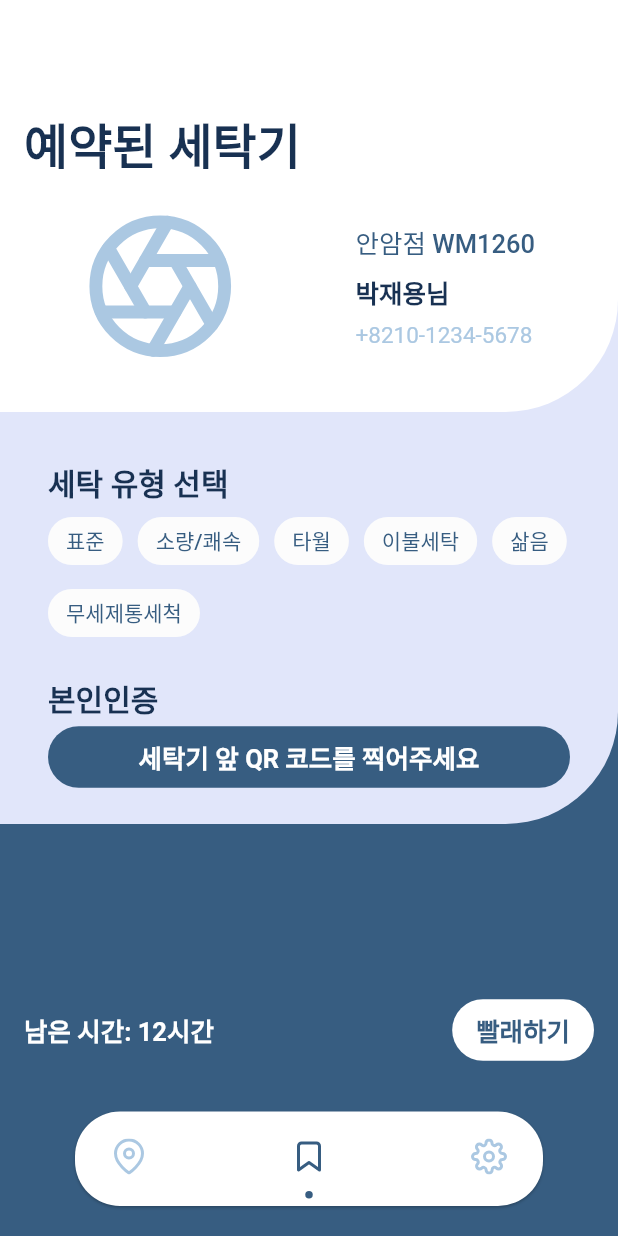
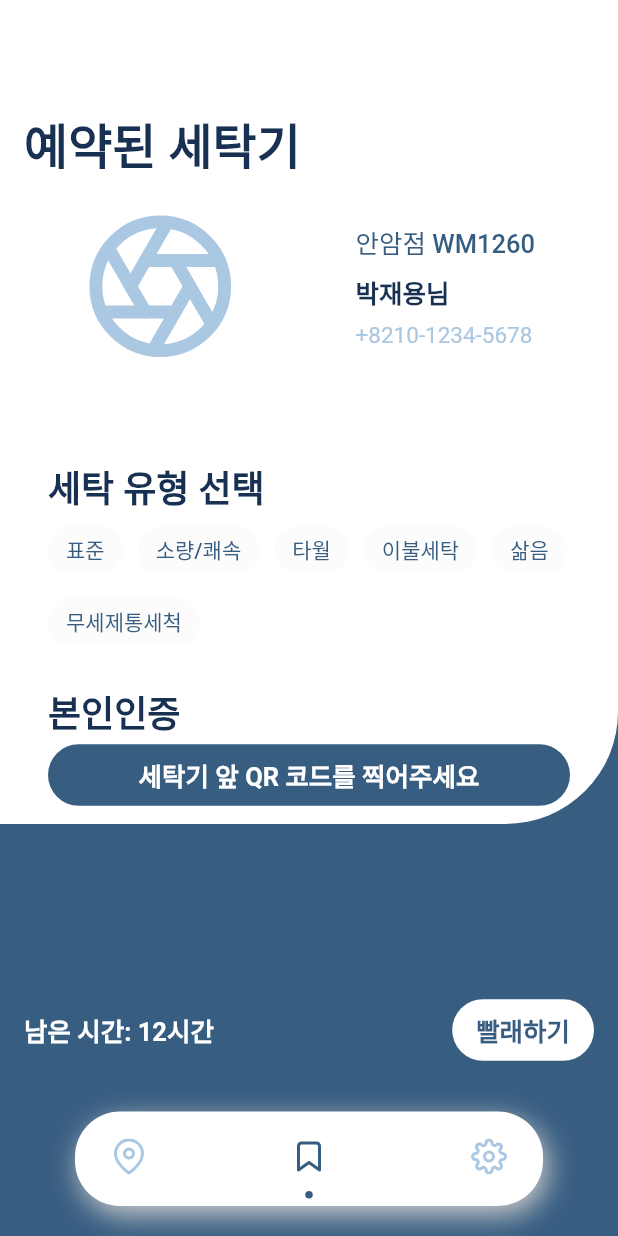
Before and after one commit to WOOMAM/woomam-flutter, a Flutter app: the screen it shows after launch, item 2 of the bottom bar chosen, on a phone screen of 412 x 824 dp. Run offline on Flutter 3.47's test engine with Material 2 defaults, Android fonts, the phone set to English and light mode, and no system bars; drawn by our look-alikes of dot_navigation_bar; our stand-ins replace equatable, flutter_bloc, flutter_feather_icons, material_floating_search_bar.

Commit message:
edited control panels

```diff
--- a/woomam/lib/components/control_panel/bottom_navigation.dart
+++ b/woomam/lib/components/control_panel/bottom_navigation.dart
@@ -33,10 +33,10 @@ class _CustomBottomNavigationBarState extends State<CustomBottomNavigationBar> {
       itemPadding: paddingLTRB(left: 16, right: 16, top: 8, bottom: 16),
       boxShadow: const [
         BoxShadow(
-            color: Colors.black26,
+            color: Color(0xFFCDCDCD),
             spreadRadius: 0,
-            blurRadius: 1,
-            offset: Offset(0, 1))
+            blurRadius: 16,
+            offset: Offset(3, 6))
       ],
 
       /// items displayed
--- a/woomam/lib/components/control_panel/color.dart
+++ b/woomam/lib/components/control_panel/color.dart
@@ -4,4 +4,7 @@ const Color primaryColor = Color(0xFF375D81);
 const Color secondaryColor = Color(0xFFABC8E2);
 const Color unSelectedColor = Color(0xFFC4D7ED);
 const Color textColor = Color(0xFF183152);
-const Color backgroundColor = Color(0xFFE1E6FA);
+const Color backgroundColor = Color(0xFFFFFFFF);
+const Color shallowPrimaryColor = Color(0xFFE1E6FA);
+
+const Color grey = Color(0xFFCDCDCD);
--- a/woomam/lib/components/control_panel/theme.dart
+++ b/woomam/lib/components/control_panel/theme.dart
@@ -5,8 +5,22 @@ import 'package:woomam/components/components.dart';
 ThemeData customThemeData = ThemeData(
   /// colors
   primaryColor: primaryColor,
-  splashColor: secondaryColor,
+
   // colors - background
   backgroundColor: backgroundColor,
   scaffoldBackgroundColor: backgroundColor,
+
+  appBarTheme: const AppBarTheme(
+    backgroundColor: backgroundColor,
+    shadowColor: Colors.transparent,
+    elevation: 0.0
+  ),
+
+  textButtonTheme: TextButtonThemeData(
+    style: ButtonStyle(
+      overlayColor:
+          MaterialStateColor.resolveWith((states) => Colors.transparent),
+    ),
+  ),
+
 );
--- a/woomam/lib/components/control_panel/typography.dart
+++ b/woomam/lib/components/control_panel/typography.dart
@@ -5,15 +5,15 @@ import 'package:woomam/components/components.dart';
 
 /// fontSize 32 bold primaryColor
 TextStyle largeTitleTextStyle({Color? color}) => TextStyle(
-    fontSize: 32, fontWeight: FontWeight.bold, color: color ?? textColor);
+    fontSize: 32, fontWeight: FontWeight.w800, color: color ?? textColor);
 
-/// fontSize 20 Semi-bold primaryColor
+/// fontSize 24 Semi-bold primaryColor
 TextStyle titleTextStyle({Color? color}) => TextStyle(
-    fontSize: 20, fontWeight: FontWeight.w600, color: color ?? textColor);
+    fontSize: 24, fontWeight: FontWeight.bold, color: color ?? textColor);
 
 /// fontSize 17 bold primaryColor
 TextStyle headlineTextStyle({Color? color}) => TextStyle(
-    fontSize: 17, fontWeight: FontWeight.bold, color: color ?? textColor);
+    fontSize: 17, fontWeight: FontWeight.w600, color: color ?? textColor);
 
 /// fontSize 17 Medium primaryColor
 TextStyle bodyTextStyle({Color? color}) => TextStyle(
```
